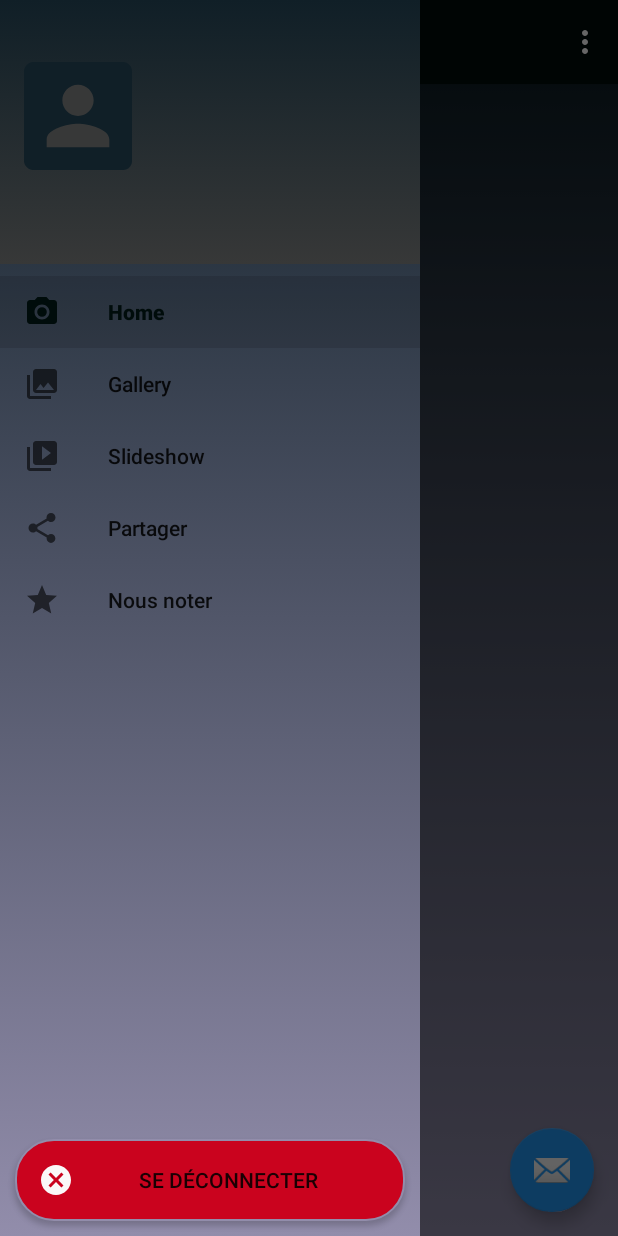
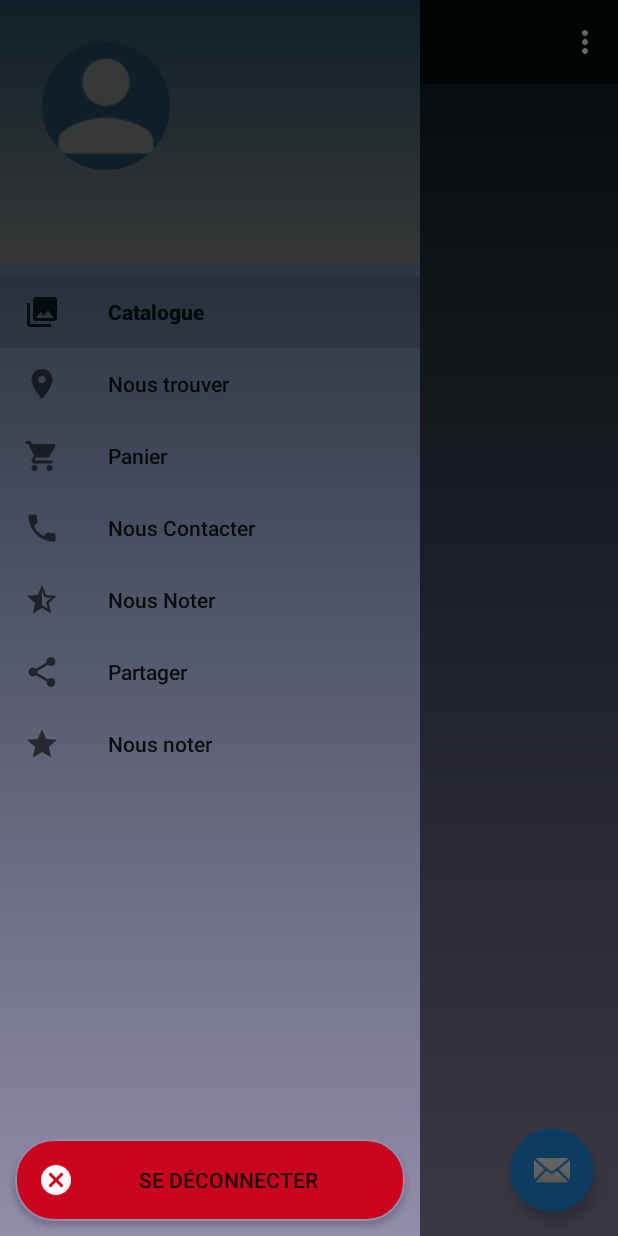
Before and after one commit to massinoLight/PFE, an Android app: the MenuPrincipal screen opened directly, with no data from a screen before it, with the side drawer open, on a phone screen of 412 x 824 dp. Run offline under Robolectric (Android 15) with nearby library versions, the phone set to English and light mode, and no system bars; our stand-ins replace CircleImageView, navigation-ui; libraries missing offline, so code that uses them is left out: com.firebase.ui, java.lang.reflect, javax.xml.xpath.

Commit message:
commit la map est implémentée

```diff
--- a/app/src/main/AndroidManifest.xml
+++ b/app/src/main/AndroidManifest.xml
@@ -11,7 +11,8 @@
         android:roundIcon="@mipmap/ic_logo_round"
         android:supportsRtl="true"
         android:theme="@style/AppTheme">
-        <activity android:name=".MenuPrincipal"></activity>
+        <activity android:name=".MapsActivity"></activity>
+        <activity android:name=".MenuPrincipal" />
         <activity
             android:name=".SplashActivity"
             android:theme="@style/AppTheme">
@@ -41,7 +42,6 @@
         <meta-data
             android:name="com.facebook.sdk.AutoLogAppEventsEnabled"
             android:value="true" />
-
     </application>
 
 </manifest>
--- a/app/src/main/java/com/massino/pfeadelramzi/MainActivity.kt
+++ b/app/src/main/java/com/massino/pfeadelramzi/MainActivity.kt
@@ -51,7 +51,7 @@ class MainActivity : AppCompatActivity() {
         // [START auth_fui_create_intent]
         // Choose authentication providers
         val providers = arrayListOf(
-            //AuthUI.IdpConfig.EmailBuilder().build(),
+            AuthUI.IdpConfig.EmailBuilder().build(),
             //AuthUI.IdpConfig.PhoneBuilder().build(),
             AuthUI.IdpConfig.GoogleBuilder().build(),
             AuthUI.IdpConfig.FacebookBuilder().build())
--- a/app/src/main/java/com/massino/pfeadelramzi/MenuPrincipal.kt
+++ b/app/src/main/java/com/massino/pfeadelramzi/MenuPrincipal.kt
@@ -30,7 +30,9 @@ import com.google.android.material.floatingactionbutton.FloatingActionButton
 import com.google.android.material.navigation.NavigationView
 import com.google.android.material.snackbar.Snackbar
 import com.massino.pfeadelramzi.ui.home.HomeFragment
+import de.hdodenhof.circleimageview.CircleImageView
 import kotlinx.android.synthetic.main.activity_main.*
+import org.jetbrains.anko.toast
 import java.lang.reflect.Array.newInstance
 import java.net.URL
 import javax.xml.xpath.XPathFactory.newInstance
@@ -64,8 +66,8 @@ class MenuPrincipal : AppCompatActivity(), NavigationView.OnNavigationItemSelect
         /**
          * le bouton déconnéction
          * */
-        val out: Button = findViewById(R.id.logout)
-        out.setOnClickListener { view ->
+        val logout: Button = findViewById(R.id.logout)
+        logout.setOnClickListener { view ->
             AuthUI.getInstance()
                 .signOut(this)
                 .addOnCompleteListener {
@@ -84,7 +86,11 @@ class MenuPrincipal : AppCompatActivity(), NavigationView.OnNavigationItemSelect
         val headerView: View =navView.getHeaderView(0)
         val textViewNom: TextView = headerView.findViewById(R.id.nom)
         val textViewEmail: TextView = headerView.findViewById(R.id.email)
-        val photoDeProfil: ImageView =headerView.findViewById(R.id.photo)
+        val photoDeProfil:CircleImageView = headerView.findViewById(R.id.photo)
+        //donner la possibilité a l'utiisateur de changer sa photo de profil
+       /* photoDeProfil.setOnClickListener {
+            toast("le click marche")
+        }*/
         RecuperationImage(photoDeProfil)
             .execute(urlphoto)
         textViewNom.text=nomRe
@@ -184,8 +190,8 @@ class MenuPrincipal : AppCompatActivity(), NavigationView.OnNavigationItemSelect
 
     inner class RecuperationImage() : AsyncTask<String, Void, Bitmap?>() {
 
-        lateinit var bmImg: ImageView
-        constructor (bImage: ImageView) : this() {
+        lateinit var bmImg: CircleImageView
+        constructor (bImage: CircleImageView) : this() {
             bmImg = bImage
         }
 
--- /dev/null
+++ b/app/src/main/res/drawable/ic_location_on_black_24dp.xml
@@ -0,0 +1,9 @@
+<vector xmlns:android="http://schemas.android.com/apk/res/android"
+        android:width="24dp"
+        android:height="24dp"
+        android:viewportWidth="24.0"
+        android:viewportHeight="24.0">
+    <path
+        android:fillColor="#FF000000"
+        android:pathData="M12,2C8.13,2 5,5.13 5,9c0,5.25 7,13 7,13s7,-7.75 7,-13c0,-3.87 -3.13,-7 -7,-7zM12,11.5c-1.38,0 -2.5,-1.12 -2.5,-2.5s1.12,-2.5 2.5,-2.5 2.5,1.12 2.5,2.5 -1.12,2.5 -2.5,2.5z"/>
+</vector>
--- /dev/null
+++ b/app/src/main/res/drawable/ic_phone_black_24dp.xml
@@ -0,0 +1,9 @@
+<vector xmlns:android="http://schemas.android.com/apk/res/android"
+        android:width="24dp"
+        android:height="24dp"
+        android:viewportWidth="24.0"
+        android:viewportHeight="24.0">
+    <path
+        android:fillColor="#FF000000"
+        android:pathData="M6.62,10.79c1.44,2.83 3.76,5.14 6.59,6.59l2.2,-2.2c0.27,-0.27 0.67,-0.36 1.02,-0.24 1.12,0.37 2.33,0.57 3.57,0.57 0.55,0 1,0.45 1,1V20c0,0.55 -0.45,1 -1,1 -9.39,0 -17,-7.61 -17,-17 0,-0.55 0.45,-1 1,-1h3.5c0.55,0 1,0.45 1,1 0,1.25 0.2,2.45 0.57,3.57 0.11,0.35 0.03,0.74 -0.25,1.02l-2.2,2.2z"/>
+</vector>
--- /dev/null
+++ b/app/src/main/res/drawable/ic_shopping_cart_black_24dp.xml
@@ -0,0 +1,9 @@
+<vector xmlns:android="http://schemas.android.com/apk/res/android"
+        android:width="24dp"
+        android:height="24dp"
+        android:viewportWidth="24.0"
+        android:viewportHeight="24.0">
+    <path
+        android:fillColor="#FF000000"
+        android:pathData="M7,18c-1.1,0 -1.99,0.9 -1.99,2S5.9,22 7,22s2,-0.9 2,-2 -0.9,-2 -2,-2zM1,2v2h2l3.6,7.59 -1.35,2.45c-0.16,0.28 -0.25,0.61 -0.25,0.96 0,1.1 0.9,2 2,2h12v-2L7.42,15c-0.14,0 -0.25,-0.11 -0.25,-0.25l0.03,-0.12 0.9,-1.63h7.45c0.75,0 1.41,-0.41 1.75,-1.03l3.58,-6.49c0.08,-0.14 0.12,-0.31 0.12,-0.48 0,-0.55 -0.45,-1 -1,-1L5.21,4l-0.94,-2L1,2zM17,18c-1.1,0 -1.99,0.9 -1.99,2s0.89,2 1.99,2 2,-0.9 2,-2 -0.9,-2 -2,-2z"/>
+</vector>
--- /dev/null
+++ b/app/src/main/res/drawable/ic_star_half_black_24dp.xml
@@ -0,0 +1,9 @@
+<vector xmlns:android="http://schemas.android.com/apk/res/android"
+        android:width="24dp"
+        android:height="24dp"
+        android:viewportWidth="24.0"
+        android:viewportHeight="24.0">
+    <path
+        android:fillColor="#FF000000"
+        android:pathData="M22,9.24l-7.19,-0.62L12,2 9.19,8.63 2,9.24l5.46,4.73L5.82,21 12,17.27 18.18,21l-1.63,-7.03L22,9.24zM12,15.4V6.1l1.71,4.04 4.38,0.38 -3.32,2.88 1,4.28L12,15.4z"/>
+</vector>
--- a/app/src/main/res/layout/nav_header_main.xml
+++ b/app/src/main/res/layout/nav_header_main.xml
@@ -13,13 +13,15 @@
     android:theme="@style/ThemeOverlay.AppCompat.Dark"
     android:background="@drawable/custom_backg">
 
-    <ImageView
+    <de.hdodenhof.circleimageview.CircleImageView
         android:id="@+id/photo"
-        android:layout_width="wrap_content"
-        android:layout_height="wrap_content"
+        android:layout_width="109dp"
+        android:layout_height="93dp"
         android:contentDescription="@string/nav_header_desc"
         android:paddingTop="@dimen/nav_header_vertical_spacing"
         app:srcCompat="@mipmap/photoprofil_round" />
+
+
 
     <TextView
         android:id="@+id/nom"
--- a/app/src/main/res/menu/activity_main_drawer.xml
+++ b/app/src/main/res/menu/activity_main_drawer.xml
@@ -6,16 +6,26 @@
     <group android:checkableBehavior="single">
         <item
             android:id="@+id/nav_home"
-            android:icon="@drawable/ic_menu_camera"
-            android:title="@string/menu_home" />
+            android:icon="@drawable/ic_menu_gallery"
+            android:title="@string/menu_catalogue" />
         <item
             android:id="@+id/nav_gallery"
-            android:icon="@drawable/ic_menu_gallery"
-            android:title="@string/menu_gallery" />
+            android:icon="@drawable/ic_location_on_black_24dp"
+            android:title="@string/menu_localisation" />
         <item
             android:id="@+id/nav_slideshow"
-            android:icon="@drawable/ic_menu_slideshow"
-            android:title="@string/menu_slideshow" />
+            android:icon="@drawable/ic_shopping_cart_black_24dp"
+            android:title="@string/menu_panier" />
+        <item
+            android:id="@+id/nav_contact"
+            android:icon="@drawable/ic_phone_black_24dp"
+            android:title="@string/menu_contact" />
+
+        <item
+            android:id="@+id/nav_rate"
+            android:icon="@drawable/ic_star_half_black_24dp"
+            android:title="@string/menu_rite" />
+
     </group>
 
     <group android:checkableBehavior="single">
--- /dev/null
+++ b/app/src/main/res/values-v21/google_maps_api.xml
@@ -0,0 +1,6 @@
+<resources>
+
+    <string name="google_maps_key" templateMergeStrategy="preserve" translatable="false">
+     AIzaSyDJ_ksqhO0ofyOU4V1Ir-6E1MRmjPO6kUs
+</string>
+</resources>
--- a/app/src/main/res/values/strings.xml
+++ b/app/src/main/res/values/strings.xml
@@ -10,8 +10,13 @@
     <string name="menu_home">Home</string>
     <string name="menu_gallery">Gallery</string>
     <string name="menu_slideshow">Slideshow</string>
+    <string name="home_second">Home Second</string>
 
-    <string name="home_second">Home Second</string>
+    <string name="menu_localisation">Nous trouver</string>
+    <string name="menu_catalogue">Catalogue</string>
+    <string name="menu_panier">Panier</string>
+    <string name="menu_contact">Nous Contacter</string>
+    <string name="menu_rite">Nous Noter</string>
 
 
     <!-- Facebook application ID and custom URL scheme (app ID prefixed by 'fb'). -->
```
Also changed, not shown: app/build.gradle (+5 -2 lines), app/src/main/java/com/massino/pfeadelramzi/MapsActivity.kt (added, +275 -0 lines), app/src/main/java/com/massino/pfeadelramzi/models/Utilisateur.kt (added, +27 -0 lines), app/src/main/res/drawable/ic_svg.xml (added, +42 -0 lines), app/src/main/res/layout/activity_maps.xml (added, +9 -0 lines).
